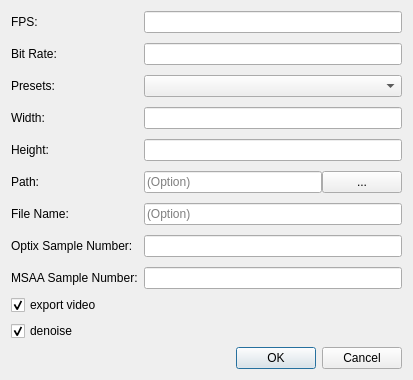
This is ui/zenoedit/dialog/zrecorddlg.ui in zenustech/zeno as Qt 5 draws it before an edit. The edited form follows.
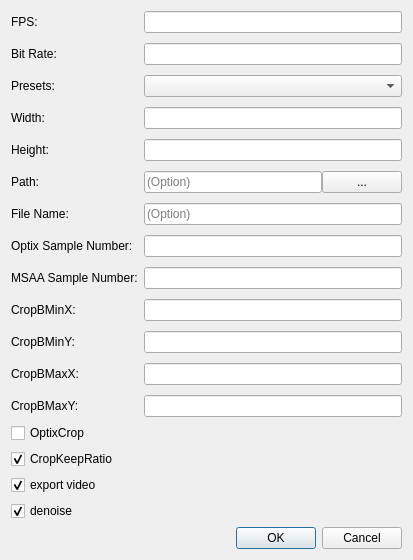
This is the edited form.

Diff of the .ui file:
```diff
--- a/ui/zenoedit/dialog/zrecorddlg.ui
+++ b/ui/zenoedit/dialog/zrecorddlg.ui
@@ -115,6 +115,46 @@
        </property>
       </widget>
      </item>
+     <item row="9" column="0">
+      <widget class="QLabel" name="label">
+       <property name="text">
+        <string>CropBMinX:</string>
+       </property>
+      </widget>
+     </item>
+     <item row="9" column="1">
+      <widget class="QLineEdit" name="CropBMinX"/>
+     </item>
+     <item row="10" column="0">
+      <widget class="QLabel" name="label">
+       <property name="text">
+        <string>CropBMinY:</string>
+       </property>
+      </widget>
+     </item>
+     <item row="10" column="1">
+      <widget class="QLineEdit" name="CropBMinY"/>
+     </item>
+     <item row="11" column="0">
+      <widget class="QLabel" name="label">
+       <property name="text">
+        <string>CropBMaxX:</string>
+       </property>
+      </widget>
+     </item>
+     <item row="11" column="1">
+      <widget class="QLineEdit" name="CropBMaxX"/>
+     </item>
+     <item row="12" column="0">
+      <widget class="QLabel" name="label">
+       <property name="text">
+        <string>CropBMaxY:</string>
+       </property>
+      </widget>
+     </item>
+     <item row="12" column="1">
+      <widget class="QLineEdit" name="CropBMaxY"/>
+     </item>
      <item row="1" column="0">
       <widget class="QLabel" name="label_4">
        <property name="text">
@@ -130,6 +170,26 @@
      </item>
     </layout>
    </item>
+   <item>
+    <widget class="QCheckBox" name="cbOptixCrop">
+     <property name="text">
+      <string>OptixCrop</string>
+     </property>
+     <property name="checked">
+      <bool>false</bool>
+     </property>
+    </widget>
+   </item>
+   <item>
+    <widget class="QCheckBox" name="cbCropKeepRatio">
+     <property name="text">
+      <string>CropKeepRatio</string>
+     </property>
+     <property name="checked">
+      <bool>true</bool>
+     </property>
+    </widget>
+   </item>
    <item>
     <widget class="QCheckBox" name="cbExportVideo">
      <property name="text">
```
